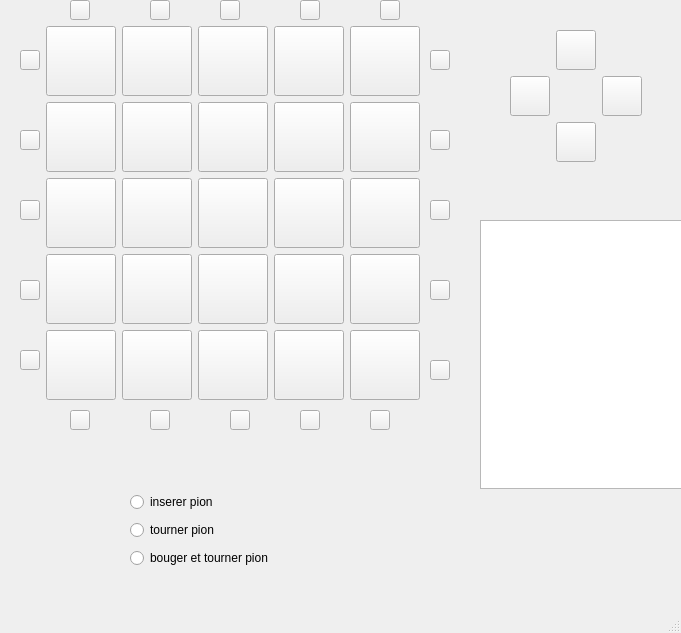
Qt form IHM/interface.ui (vivipal/Ultimate-Siam-Board-Game) before a commit.
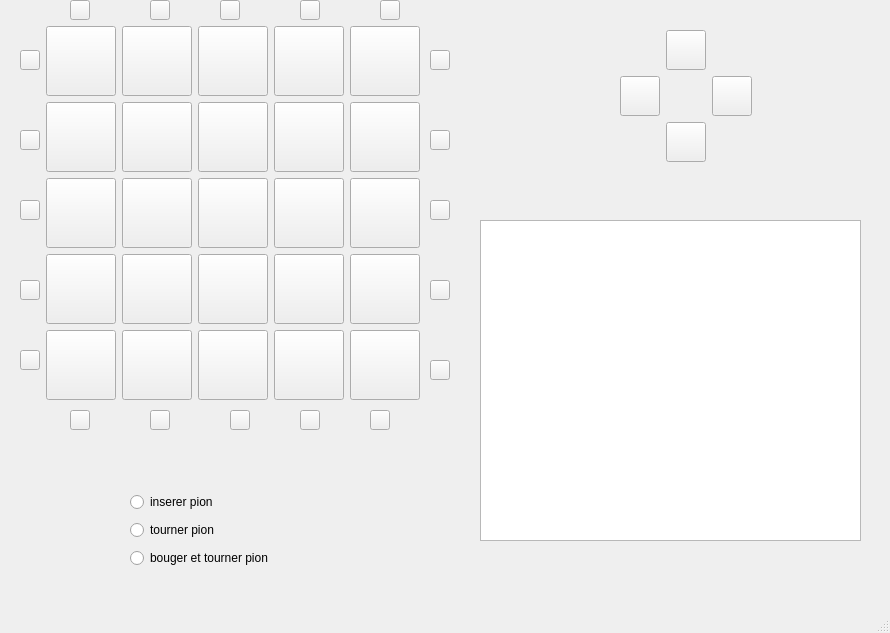
The same form after that commit. Icons and pictures are not drawn.

Diff of the .ui file:
```diff
--- a/IHM/interface.ui
+++ b/IHM/interface.ui
@@ -6,7 +6,7 @@
    <rect>
     <x>0</x>
     <y>0</y>
-    <width>681</width>
+    <width>890</width>
     <height>633</height>
    </rect>
   </property>
@@ -22,8 +22,8 @@
      <rect>
       <x>480</x>
       <y>220</y>
-      <width>220</width>
-      <height>269</height>
+      <width>381</width>
+      <height>321</height>
      </rect>
     </property>
    </widget>
@@ -601,7 +601,7 @@
    <widget class="QWidget" name="layoutWidget">
     <property name="geometry">
      <rect>
-      <x>510</x>
+      <x>620</x>
       <y>30</y>
       <width>134</width>
       <height>134</height>
```
Left out of the diff: 103 changed lines with no effect on the pictures.
